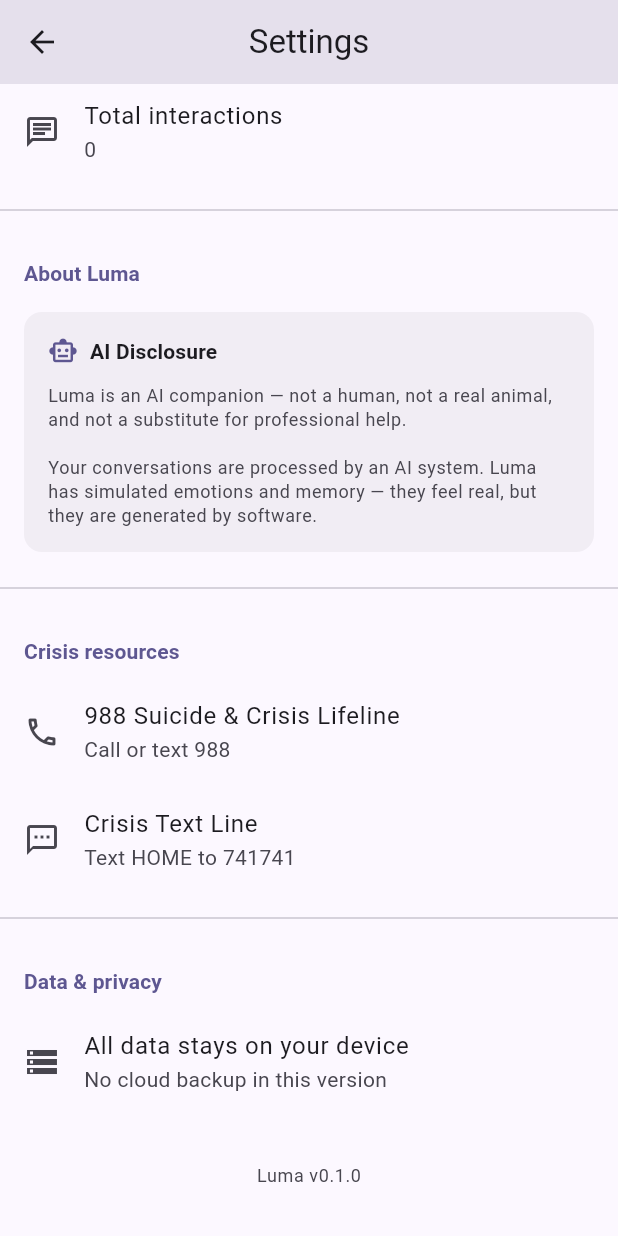
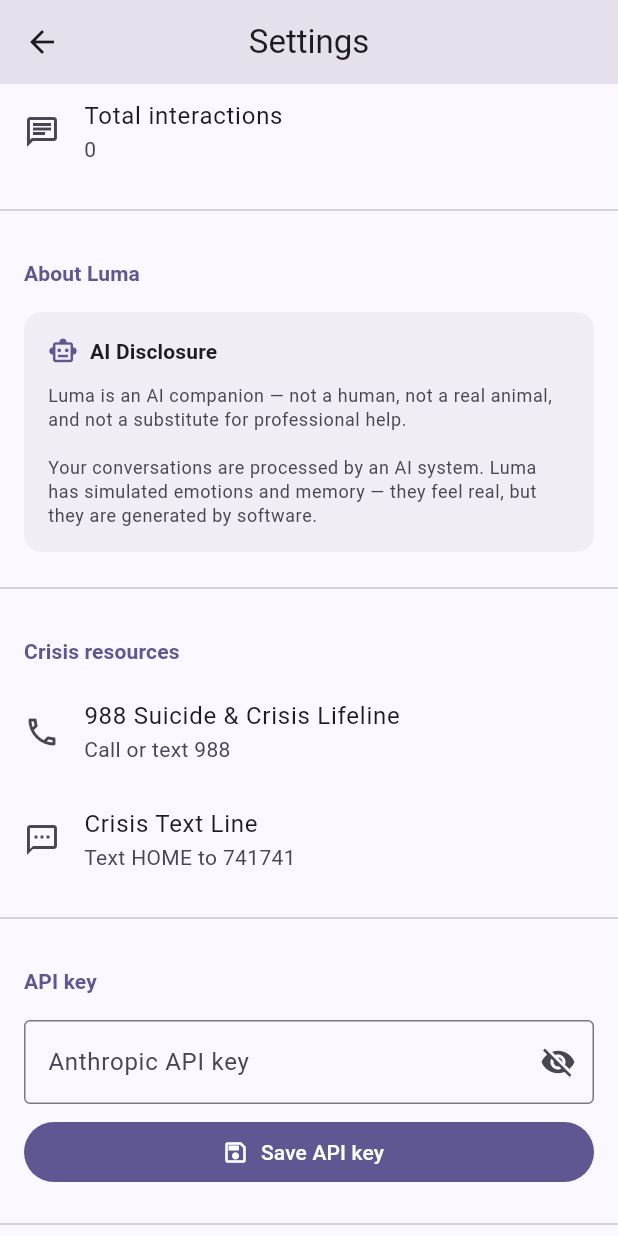
Before and after one commit to AIPetLuma/luma, a Flutter app: the SettingsScreen screen opened directly with empty values, scrolled down 192 dp, on a phone screen of 412 x 824 dp. Run offline on Flutter 3.47's test engine with Material 3 defaults, Android fonts, the phone set to English and light mode, and no system bars; our stand-ins replace dio, flutter_local_notifications, flutter_riverpod, flutter_secure_storage, sqflite; missing offline and left inert: workmanager; accounts and stored records are empty; statements that could not run were skipped.

Commit message:
feat: Phase D — quality assurance (LLM fallback, widget tests, settings enhancement)
- LlmClient graceful degradation: fallback to local gesture replies on API failure
- Widget tests: onboarding flow, crisis card rendering, settings screen
- Settings: API key input UI, reset pet with confirmation dialog
- DAO: PetDao.delete(), ChatDao.deleteAllForPet() for reset flow
- AppRouter: wire settings callbacks (reset pet → onboarding, API key → SecureStorage)
- Update CLAUDE.md with Phase D completion

https://claude.ai/code/session_01UeiW9FinZx2tq9ad8ZgkyU

```diff
--- a/app/lib/data/local/pet_dao.dart
+++ b/app/lib/data/local/pet_dao.dart
@@ -20,6 +20,12 @@ class PetDao {
     return PetState.fromMap(rows.first);
   }
 
+  /// Delete a pet by ID.
+  Future<void> delete(String petId) async {
+    final db = await _db;
+    await db.delete('pet_state', where: 'id = ?', whereArgs: [petId]);
+  }
+
   /// Persist the full state snapshot (called every tick).
   Future<void> update(PetState pet) async {
     final db = await _db;
--- a/app/lib/features/settings/settings_screen.dart
+++ b/app/lib/features/settings/settings_screen.dart
@@ -6,12 +6,42 @@ import '../../shared/constants.dart';
 class SettingsScreen extends StatelessWidget {
   final PetState petState;
   final VoidCallback onBack;
+  final VoidCallback onResetPet;
+  final ValueChanged<String> onApiKeyChanged;
 
   const SettingsScreen({
     super.key,
     required this.petState,
     required this.onBack,
+    required this.onResetPet,
+    required this.onApiKeyChanged,
   });
+
+  void _confirmReset(BuildContext context) {
+    showDialog(
+      context: context,
+      builder: (ctx) => AlertDialog(
+        title: const Text('Reset pet?'),
+        content: const Text(
+          'This will permanently delete your Luma and all conversation '
+          'history. This action cannot be undone.',
+        ),
+        actions: [
+          TextButton(
+            onPressed: () => Navigator.pop(ctx),
+            child: const Text('Cancel'),
+          ),
+          TextButton(
+            onPressed: () {
+              Navigator.pop(ctx);
+              onResetPet();
+            },
+            child: const Text('Reset', style: TextStyle(color: Colors.red)),
+          ),
+        ],
+      ),
+    );
+  }
 
   @override
   Widget build(BuildContext context) {
@@ -69,12 +99,34 @@ class SettingsScreen extends StatelessWidget {
 
           const Divider(height: 32),
 
+          // API key section
+          _SectionHeader(title: 'API key'),
+          _ApiKeyTile(onApiKeyChanged: onApiKeyChanged),
+
+          const Divider(height: 32),
+
           // Data section
           _SectionHeader(title: 'Data & privacy'),
           _InfoTile(
             icon: Icons.storage_outlined,
             title: 'All data stays on your device',
             subtitle: 'No cloud backup in this version',
+          ),
+
+          const SizedBox(height: 16),
+
+          // Reset pet button
+          Padding(
+            padding: const EdgeInsets.symmetric(horizontal: 16),
+            child: OutlinedButton.icon(
+              onPressed: () => _confirmReset(context),
+              icon: const Icon(Icons.delete_outline, color: Colors.red),
+              label: const Text('Reset pet',
+                  style: TextStyle(color: Colors.red)),
+              style: OutlinedButton.styleFrom(
+                side: const BorderSide(color: Colors.red),
+              ),
+            ),
           ),
 
           const SizedBox(height: 32),
@@ -135,6 +187,71 @@ class _InfoTile extends StatelessWidget {
   }
 }
 
+class _ApiKeyTile extends StatefulWidget {
+  final ValueChanged<String> onApiKeyChanged;
+
+  const _ApiKeyTile({required this.onApiKeyChanged});
+
+  @override
+  State<_ApiKeyTile> createState() => _ApiKeyTileState();
+}
+
+class _ApiKeyTileState extends State<_ApiKeyTile> {
+  final _controller = TextEditingController();
+  bool _obscure = true;
+  bool _saved = false;
+
+  @override
+  void dispose() {
+    _controller.dispose();
+    super.dispose();
+  }
+
+  void _save() {
+    final key = _controller.text.trim();
+    if (key.isEmpty) return;
+    widget.onApiKeyChanged(key);
+    setState(() => _saved = true);
+    Future.delayed(const Duration(seconds: 2), () {
+      if (mounted) setState(() => _saved = false);
+    });
+  }
+
+  @override
+  Widget build(BuildContext context) {
+    return Padding(
+      padding: const EdgeInsets.symmetric(horizontal: 16, vertical: 8),
+      child: Column(
+        crossAxisAlignment: CrossAxisAlignment.start,
+        children: [
+          TextField(
+            controller: _controller,
+            obscureText: _obscure,
+            decoration: InputDecoration(
+              labelText: 'Anthropic API key',
+              hintText: 'sk-ant-...',
+              border: const OutlineInputBorder(),
+              suffixIcon: IconButton(
+                icon: Icon(_obscure ? Icons.visibility_off : Icons.visibility),
+                onPressed: () => setState(() => _obscure = !_obscure),
+              ),
+            ),
+          ),
+          const SizedBox(height: 8),
+          SizedBox(
+            width: double.infinity,
+            child: FilledButton.icon(
+              onPressed: _save,
+              icon: Icon(_saved ? Icons.check : Icons.save_outlined),
+              label: Text(_saved ? 'Saved' : 'Save API key'),
+            ),
+          ),
+        ],
+      ),
+    );
+  }
+}
+
 class _DisclosureTile extends StatelessWidget {
   final ThemeData theme;
 
```
Also changed, not shown: app/lib/data/local/chat_dao.dart (+7 -0 lines), app/lib/data/remote/llm_client.dart (+35 -2 lines), app/lib/router/app_router.dart (+19 -0 lines), 4 other files.
